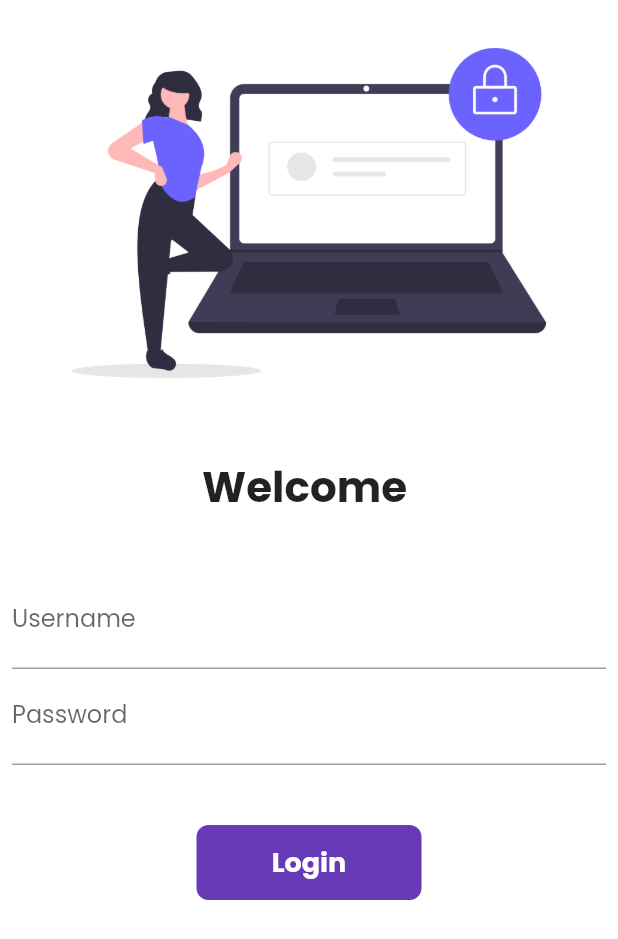
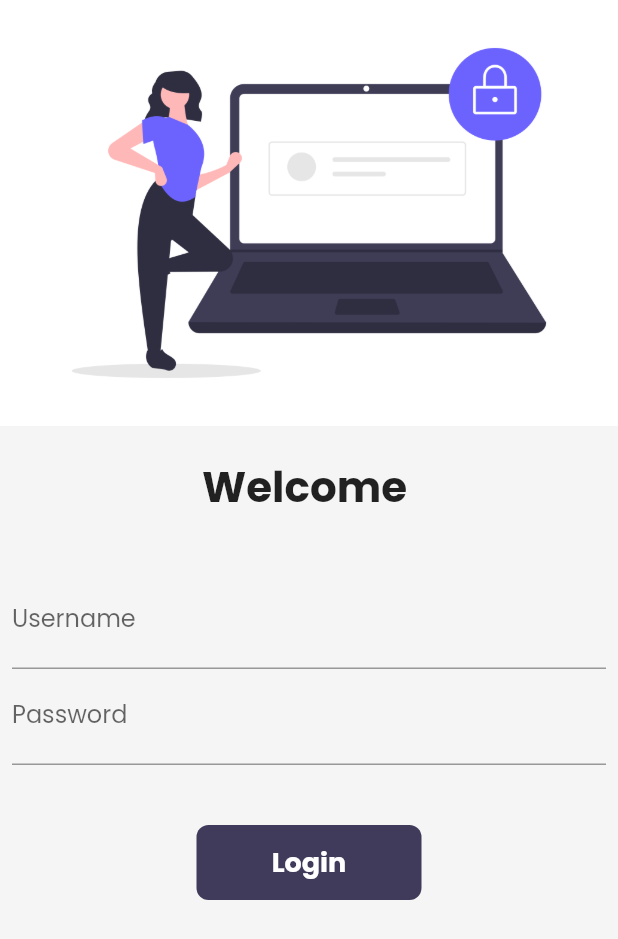
Before and after one commit to Shyamprasad07/30daysOfFlutter, a Flutter app: the LoginPage screen opened by its route, on a phone screen of 412 x 824 dp. Shown: the top 939 px of the screen. Run offline on Flutter 3.47's test engine with Material 2 defaults, Android fonts, the phone set to English and light mode, and no system bars; our stand-ins replace google_fonts, velocity_x; missing offline and left inert: dart:html; network calls fail.

Commit message:
dark mode day10

```diff
--- a/lib/Widgets/home_widgets/catalog_hedader.dart
+++ b/lib/Widgets/home_widgets/catalog_hedader.dart
@@ -10,7 +10,7 @@ class CatalogHeader extends StatelessWidget {
     return Column(
       crossAxisAlignment: CrossAxisAlignment.start,
       children: [
-        "Catalog App".text.xl5.bold.color(MyTheme.darkBluishColor).make(),
+        "Catalog App".text.xl5.bold.color(context.theme.accentColor).make(),
         "Trending products".text.xl2.make(),
       ],
     );
--- a/lib/Widgets/home_widgets/catlog_image.dart
+++ b/lib/Widgets/home_widgets/catlog_image.dart
@@ -13,6 +13,6 @@ class CatalogImage extends StatelessWidget {
   Widget build(BuildContext context) {
     return Image.network(
       image,
-    ).box.rounded.p8.color(MyTheme.creamColor).make().p16().w40(context);
+    ).box.rounded.p8.color(context.canvasColor).make().p16().w40(context);
   }
 }
--- a/lib/Widgets/theme.dart
+++ b/lib/Widgets/theme.dart
@@ -1,23 +1,46 @@
 import 'package:flutter/material.dart';
 import 'package:google_fonts/google_fonts.dart';
+import 'package:velocity_x/velocity_x.dart';
 
 class MyTheme {
-  static ThemeData  lightTheme(BuildContext context) => ThemeData(
+  static ThemeData lightTheme(BuildContext context) => ThemeData(
       primarySwatch: Colors.purple,
       fontFamily: GoogleFonts.poppins().fontFamily,
+      cardColor: Colors.white,
+      canvasColor: creamColor,
+      buttonColor: darkBluishColor,
+      accentColor: darkBluishColor,
       appBarTheme: AppBarTheme(
         color: Colors.white,
         elevation: 0.0,
         iconTheme: IconThemeData(color: Colors.black),
         toolbarTextStyle: Theme.of(context).textTheme.bodyText2,
         titleTextStyle: Theme.of(context).textTheme.headline6,
-            )
-      );
+        textTheme: Theme.of(context).textTheme.copyWith(
+            headline6:
+                context.textTheme.headline6!.copyWith(color: Colors.white)),
+      ));
 
-  static ThemeData  darkTheme(BuildContext context) => ThemeData(
+  static ThemeData darkTheme(BuildContext context) => ThemeData(
       brightness: Brightness.dark,
-      );
+      fontFamily: GoogleFonts.poppins().fontFamily,
+      cardColor: Colors.black,
+      canvasColor: darkcreamColor,
+      buttonColor: lightBluishColor,
+      accentColor: Colors.white,
+      appBarTheme: AppBarTheme(
+        color: Colors.black,
+        elevation: 0.0,
+        iconTheme: IconThemeData(color: Colors.black),
+        // toolbarTextStyle: Theme.of(context).textTheme.bodyText2,
+        //titleTextStyle: Theme.of(context).textTheme.headline6,
+        textTheme: Theme.of(context).textTheme.copyWith(
+            headline6:
+                context.textTheme.headline6!.copyWith(color: Colors.white)),
+      ));
+
   static Color creamColor = Color(0xfff5f5f5);
+  static Color darkcreamColor = Vx.gray900;
   static Color darkBluishColor = Color(0xff403b5b);
-
+  static Color lightBluishColor = Vx.indigo500;
 }
--- a/lib/main.dart
+++ b/lib/main.dart
@@ -2,6 +2,7 @@ import 'package:flutter/material.dart';
 import 'package:flutter_catlog/Widgets/theme.dart';
 import 'package:flutter_catlog/pages/login_page.dart';
 import 'package:flutter_catlog/utils/routes.dart';
+import 'pages/cart_page.dart';
 import 'pages/home_page.dart';
 
 void main() {
@@ -14,7 +15,7 @@ class MyApp extends StatelessWidget {
   @override
   Widget build(BuildContext context) {
     return MaterialApp(
-      themeMode: ThemeMode.light,
+      themeMode: ThemeMode.system,
       theme: MyTheme.lightTheme(context),
       darkTheme: MyTheme.darkTheme(context),
       debugShowCheckedModeBanner: false,
@@ -23,6 +24,7 @@ class MyApp extends StatelessWidget {
         "/": (context) => LoginPage(),
         MyRoutes.homeRoute: (context) => HomePage(),
         MyRoutes.loginRoute: (context) => LoginPage(),
+        MyRoutes.cartRoute: (context) => CartPage(),
       },
     );
   }
--- a/lib/pages/login_page.dart
+++ b/lib/pages/login_page.dart
@@ -1,5 +1,6 @@
 import 'package:flutter/material.dart';
 import 'package:flutter_catlog/utils/routes.dart';
+import 'package:velocity_x/velocity_x.dart';
 
 class LoginPage extends StatefulWidget {
   const LoginPage({super.key});
@@ -28,7 +29,7 @@ class _LoginPageState extends State<LoginPage> {
   @override
   Widget build(BuildContext context) {
     return Material(
-      color: Colors.white,
+      color: context.canvasColor,
       child: SingleChildScrollView(
         child: Form(
           key: _formKey,
@@ -93,7 +94,7 @@ class _LoginPageState extends State<LoginPage> {
                       height: 40.0,
                     ),
                     Material(
-                      color: Colors.deepPurple,
+                      color: context.theme.buttonColor,
                       borderRadius:
                           BorderRadius.circular(changeButton ? 50 : 8),
                       child: InkWell(
--- a/lib/utils/routes.dart
+++ b/lib/utils/routes.dart
@@ -2,5 +2,6 @@ class MyRoutes{
   static String loginRoute = "/Login";
   static String homeRoute ="/home";
   static String homeDetailsRoute ="/detail";
+  static String cartRoute ="/cart";
 
 }
```
Also changed, not shown: lib/Widgets/home_widgets/catlog_list.dart (+4 -4 lines), lib/models/catalog.dart (+23 -9 lines), lib/pages/cart_page.dart (added, +72 -0 lines), lib/pages/home_detail_page.dart (+17 -9 lines), lib/pages/home_page.dart (+12 -6 lines). Lines whose indentation alone changed are shown as unchanged.
